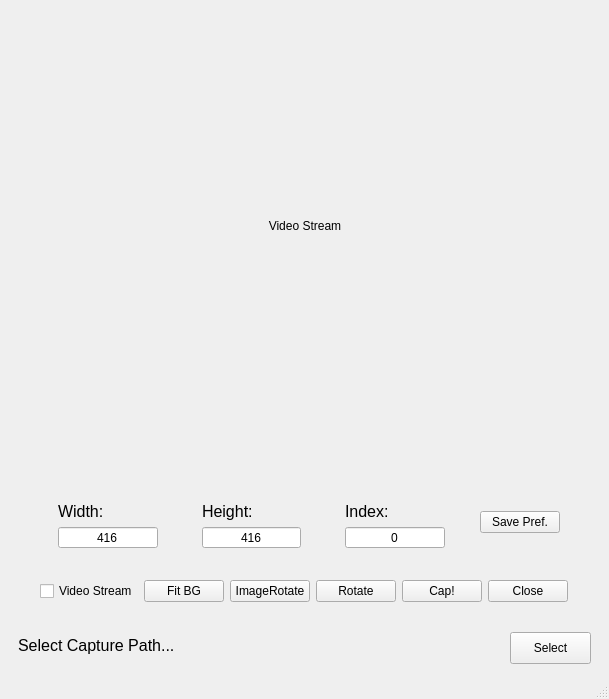
Before: the Qt Designer form QtUI/imagecap_panel.ui in marc0cheung/ImageCap, drawn with Qt 5.
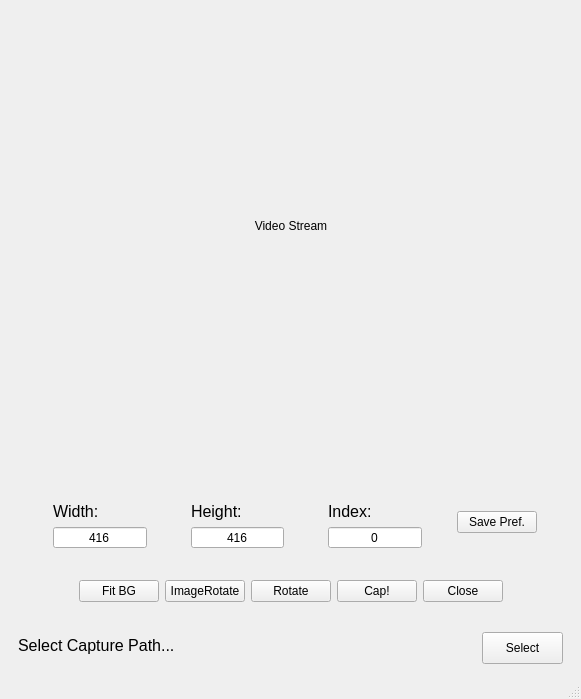
After: the same form once the commit is applied.

Commit message: Remove VideoStream Checkbox

Diff of the .ui file:
```diff
--- a/QtUI/imagecap_panel.ui
+++ b/QtUI/imagecap_panel.ui
@@ -6,7 +6,7 @@
    <rect>
     <x>0</x>
     <y>0</y>
-    <width>609</width>
+    <width>581</width>
     <height>699</height>
    </rect>
   </property>
@@ -317,13 +317,6 @@
          </property>
         </spacer>
        </item>
-       <item>
-        <widget class="QCheckBox" name="videoStreamCheckBox">
-         <property name="text">
-          <string>Video Stream</string>
-         </property>
-        </widget>
-       </item>
        <item>
         <widget class="QPushButton" name="FitBgBtn">
          <property name="text">
```
The commit also changes 1 other file.
